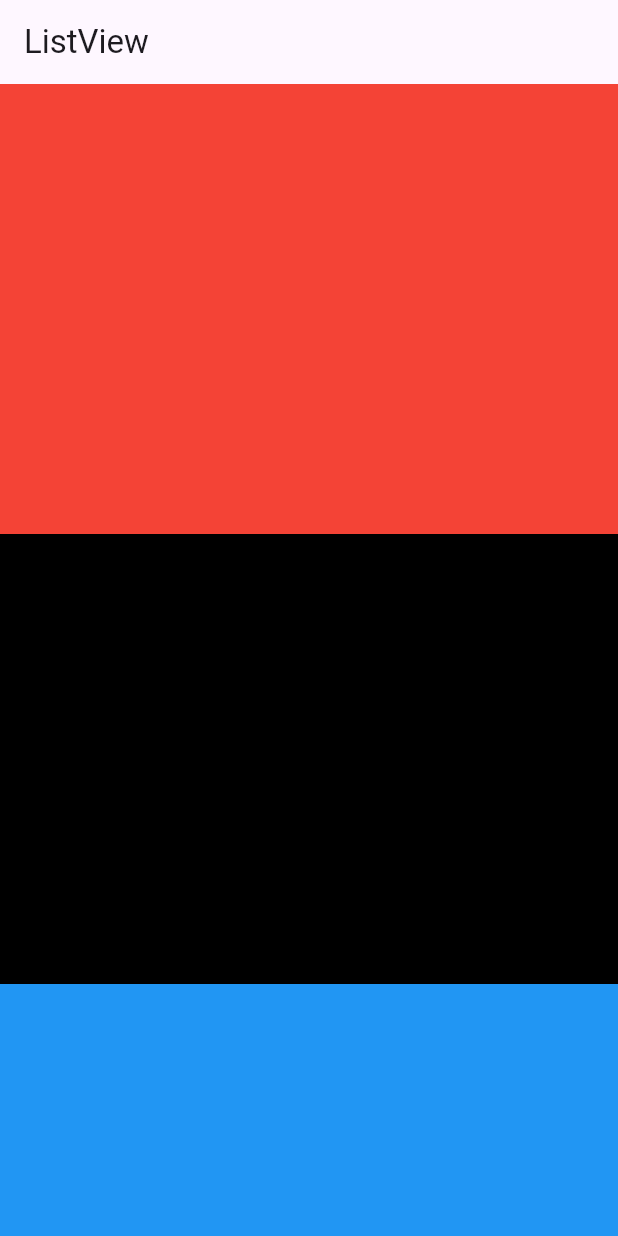
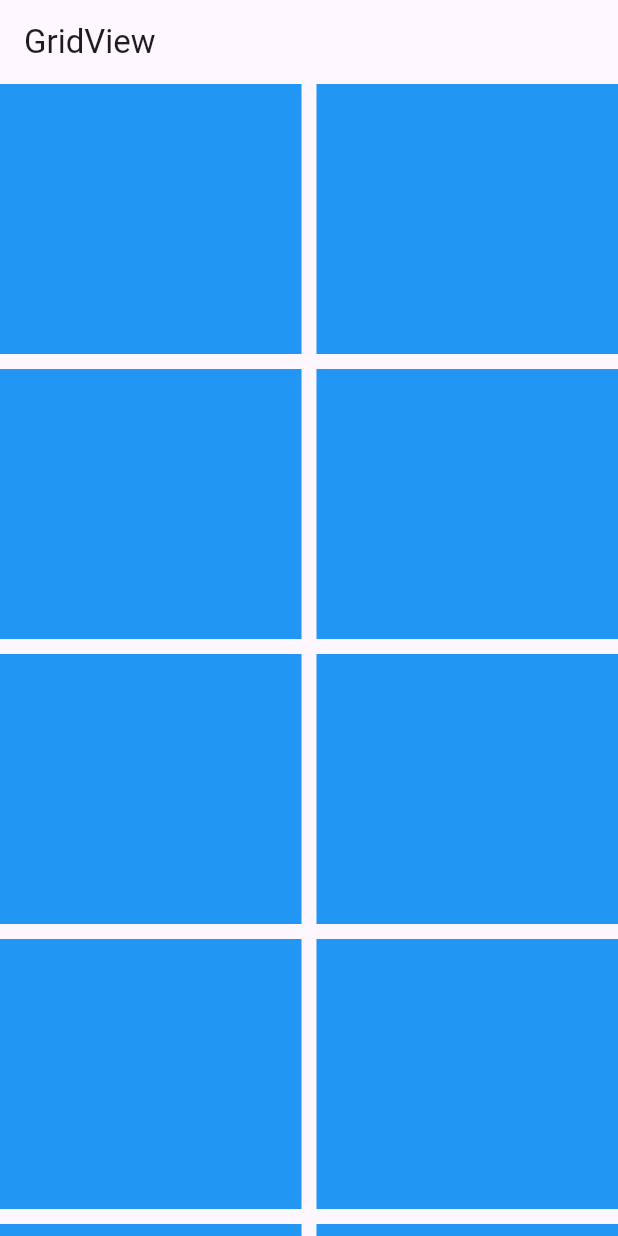
Before and after one commit to ahsandevsinn/flutter_basics, a Flutter app: the screen it shows after launch, on a phone screen of 412 x 824 dp. Run offline on Flutter 3.47's test engine with Material 3 defaults, Android fonts, the phone set to English and light mode, and no system bars.

Commit message:
gridview builder

```diff
--- a/lib/basic_widgets.dart
+++ b/lib/basic_widgets.dart
@@ -60,3 +60,27 @@ class _ListViewWidgetState extends State<ListViewWidget> {
     );
   }
 }
+
+class GridViewBuilder extends StatefulWidget {
+  const GridViewBuilder({super.key});
+
+  @override
+  State<GridViewBuilder> createState() => _GridViewBuilderState();
+}
+
+class _GridViewBuilderState extends State<GridViewBuilder> {
+  @override
+  Widget build(BuildContext context) {
+    return Scaffold(
+      appBar: AppBar(title: Text("GridView"),),
+      body: GridView.builder(
+
+        gridDelegate: SliverGridDelegateWithFixedCrossAxisCount(crossAxisCount: 2,mainAxisSpacing: 10,crossAxisSpacing: 10,mainAxisExtent: 180), itemBuilder: (_,index){
+        return Container(
+
+          color: Colors.blue,
+        );
+      }),
+    );
+  }
+}
--- a/lib/main.dart
+++ b/lib/main.dart
@@ -15,7 +15,7 @@ class MyApp extends StatelessWidget {
   @override
   Widget build(BuildContext context) {
     return MaterialApp(
-   home: ListViewWidget(),
+   home: GridViewBuilder(),
     );
   }
 }
```
